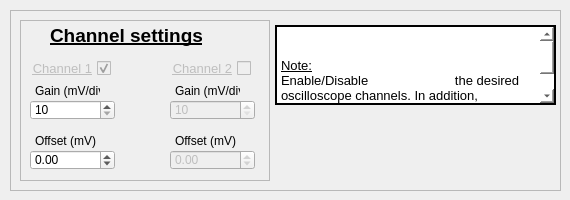
Qt form Widget_Library/widget_oscilloscope_channels.ui (8foldrepo/RF_Balance_Profound) before a commit.
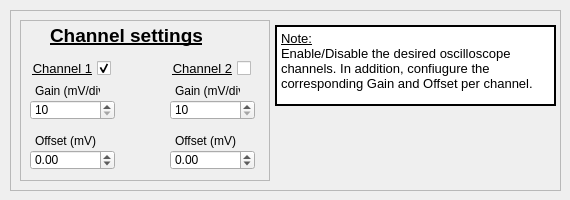
The same form after that commit.

What changed in the file:
```diff
--- a/Widget_Library/widget_oscilloscope_channels.ui
+++ b/Widget_Library/widget_oscilloscope_channels.ui
@@ -49,7 +49,7 @@
                         <x>265</x>
                         <y>15</y>
                         <width>281</width>
-                        <height>80</height>
+      <height>81</height>
                     </rect>
                 </property>
                 <property name="styleSheet">
@@ -66,19 +66,11 @@
                 </property>
                 <property name="html">
                     <string>&lt;!DOCTYPE HTML PUBLIC &quot;-//W3C//DTD HTML 4.0//EN&quot; &quot;http://www.w3.org/TR/REC-html40/strict.dtd&quot;&gt;
-                        &lt;html&gt;&lt;head&gt;&lt;meta name=&quot;qrichtext&quot; content=&quot;1&quot; /&gt;&lt;style
-                        type=&quot;text/css&quot;&gt;
-                        p, li { white-space: pre-wrap; }
-                        &lt;/style&gt;&lt;/head&gt;&lt;body style=&quot; font-family:'MS Shell Dlg 2'; font-size:8.25pt;
-                        font-weight:400; font-style:normal;&quot;&gt;
-                        &lt;p style=&quot; margin-top:0px; margin-bottom:0px; margin-left:0px; margin-right:0px;
-                        -qt-block-indent:0; text-indent:0px;&quot;&gt;&lt;span style=&quot; font-size:10pt;
-                        text-decoration: underline;&quot;&gt;Note:&lt;/span&gt;&lt;/p&gt;
-                        &lt;p style=&quot; margin-top:0px; margin-bottom:0px; margin-left:0px; margin-right:0px;
-                        -qt-block-indent:0; text-indent:0px;&quot;&gt;&lt;span style=&quot; font-size:10pt;&quot;&gt;Enable/Disable
-                        the desired oscilloscope channels. In addition, confiugure the corresponding Gain and Offset per
-                        channel.&lt;/span&gt;&lt;/p&gt;&lt;/body&gt;&lt;/html&gt;
-                    </string>
+&lt;html&gt;&lt;head&gt;&lt;meta name=&quot;qrichtext&quot; content=&quot;1&quot; /&gt;&lt;style type=&quot;text/css&quot;&gt;
+p, li { white-space: pre-wrap; }
+&lt;/style&gt;&lt;/head&gt;&lt;body style=&quot; font-family:'MS Shell Dlg 2'; font-size:8.25pt; font-weight:400; font-style:normal;&quot;&gt;
+&lt;p style=&quot; margin-top:0px; margin-bottom:0px; margin-left:0px; margin-right:0px; -qt-block-indent:0; text-indent:0px;&quot;&gt;&lt;span style=&quot; font-size:10pt; text-decoration: underline;&quot;&gt;Note:&lt;/span&gt;                        &lt;/p&gt;
+&lt;p style=&quot; margin-top:0px; margin-bottom:0px; margin-left:0px; margin-right:0px; -qt-block-indent:0; text-indent:0px;&quot;&gt;&lt;span style=&quot; font-size:10pt;&quot;&gt;Enable/Disable the desired oscilloscope channels. In addition, confiugure the corresponding Gain and Offset per channel.&lt;/span&gt;                    &lt;/p&gt;&lt;/body&gt;&lt;/html&gt;</string>
                 </property>
             </widget>
             <widget class="QFrame" name="frame">
@@ -184,7 +176,7 @@
                 </widget>
                 <widget class="QDoubleSpinBox" name="offset_right_spin">
                     <property name="enabled">
-                        <bool>false</bool>
+      <bool>true</bool>
                     </property>
                     <property name="geometry">
                         <rect>
@@ -203,7 +195,7 @@
                 </widget>
                 <widget class="QSpinBox" name="gain_right_spin">
                     <property name="enabled">
-                        <bool>false</bool>
+      <bool>true</bool>
                     </property>
                     <property name="geometry">
                         <rect>
@@ -235,7 +227,7 @@
                 </widget>
                 <widget class="QCheckBox" name="channel_1_checkbox">
                     <property name="enabled">
-                        <bool>false</bool>
+      <bool>true</bool>
                     </property>
                     <property name="geometry">
                         <rect>
@@ -263,7 +255,7 @@
                 </widget>
                 <widget class="QCheckBox" name="channel_2_checkbox">
                     <property name="enabled">
-                        <bool>false</bool>
+      <bool>true</bool>
                     </property>
                     <property name="geometry">
                         <rect>
```
Lines whose indentation alone changed are shown as unchanged.
